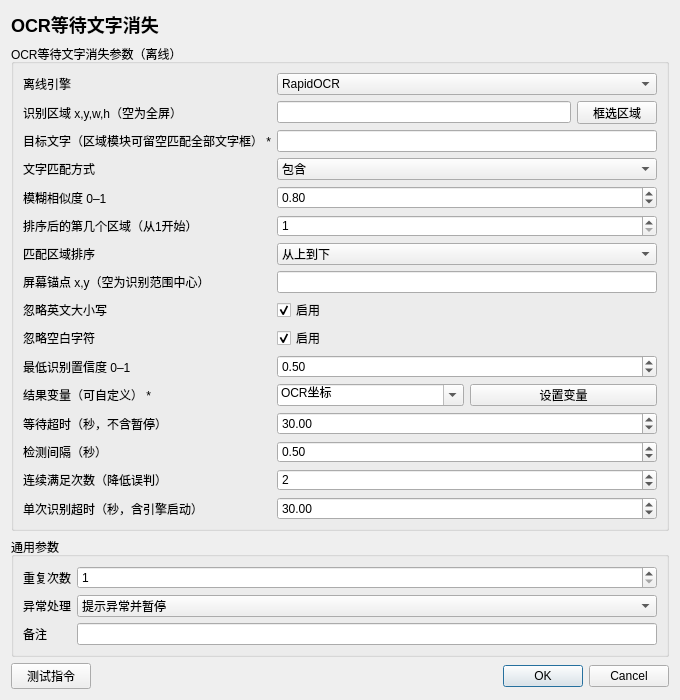
Before: the Qt Designer form instructions/本地OCR/OCR等待文字消失/OCR等待文字消失.ui in 714248411/AnClicker, drawn with Qt 5.
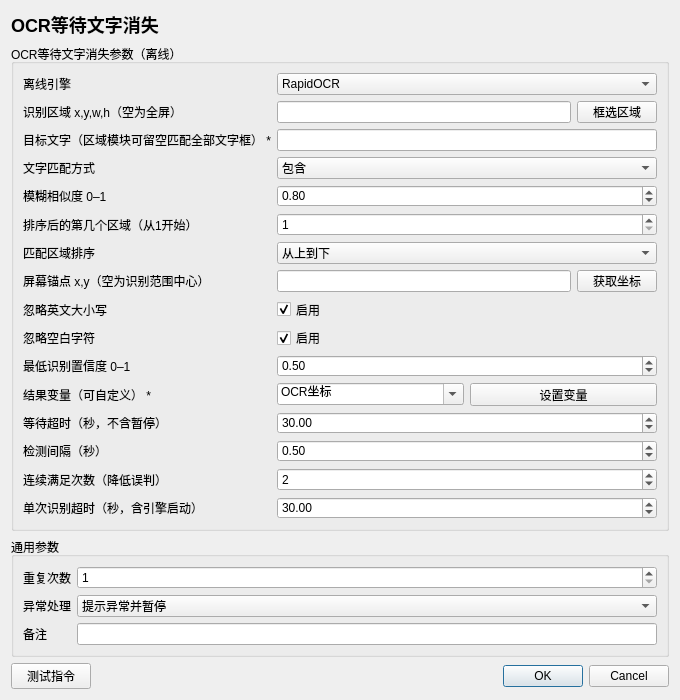
After: the same form once the commit is applied.

```diff
--- a/instructions/本地OCR/OCR等待文字消失/OCR等待文字消失.ui
+++ b/instructions/本地OCR/OCR等待文字消失/OCR等待文字消失.ui
@@ -346,6 +346,13 @@
                       </property>
                     </widget>
                   </item>
+                  <item>
+                    <widget class="QPushButton" name="auxiliary_7">
+                      <property name="text">
+                        <string>获取坐标</string>
+                      </property>
+                    </widget>
+                  </item>
                 </layout>
               </widget>
             </item>
```
